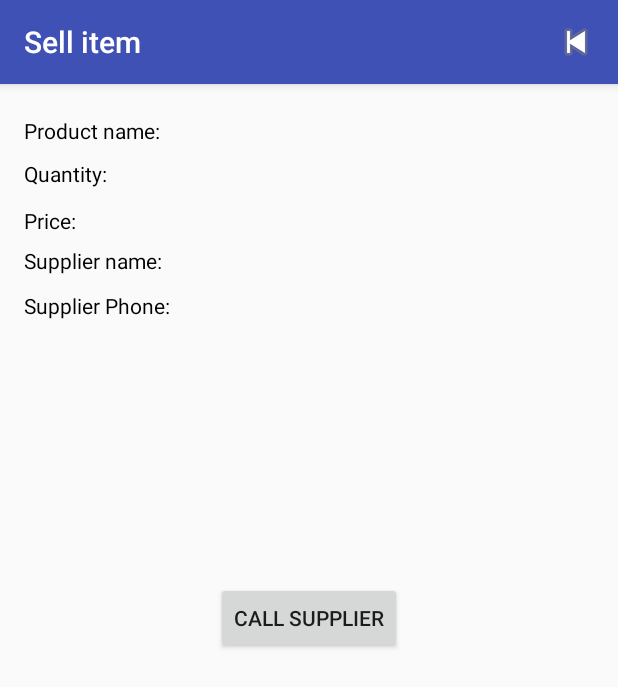
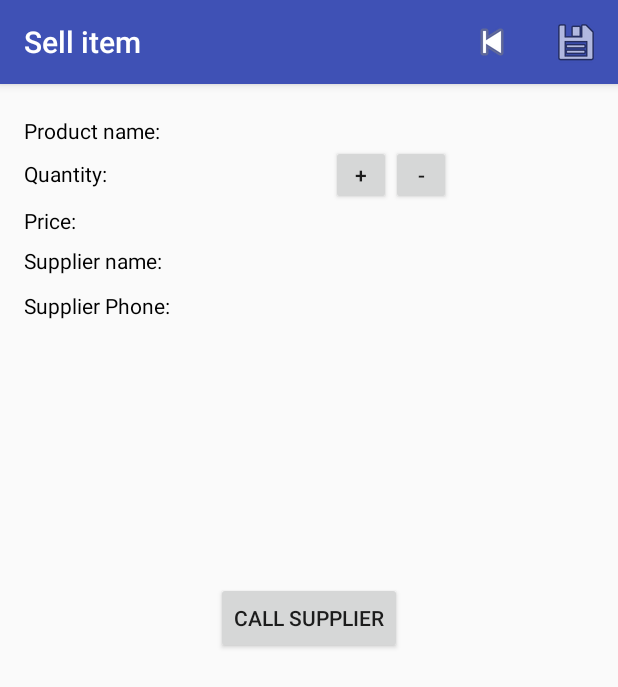
Before and after one commit to Terqy/InventoryApp, an Android app: the SalesActivity screen opened directly, with no data from a screen before it, on a phone screen of 412 x 824 dp. Shown: the top 687 px of the screen. Run offline under Robolectric (Android 15) with nearby library versions, the phone set to English and light mode, and no system bars.

Commit message:
More changes

```diff
--- a/app/src/main/java/com/example/android/inventoryapp/SalesActivity.java
+++ b/app/src/main/java/com/example/android/inventoryapp/SalesActivity.java
@@ -27,9 +27,7 @@ public class SalesActivity extends AppCompatActivity implements LoaderManager.Lo
     private static final int EXISTING_LOADER = 0;
 
     private int productPrice;
-    private int finalPrice;
     private int itemQuantity;
-    private int orderQuantity;
     private int phoneNumber;
 
     private Boolean mItemHasChanged = false;
@@ -48,7 +46,7 @@ public class SalesActivity extends AppCompatActivity implements LoaderManager.Lo
     TextView productSupplierName;
     TextView productSupplierPhone;
 
-    Button callSupplier;
+    Button callSupplier, plussButton, minusButton;
 
     private View.OnTouchListener mTouchListener = new View.OnTouchListener() {
         @Override
@@ -96,6 +94,31 @@ public class SalesActivity extends AppCompatActivity implements LoaderManager.Lo
             }
         });
 
+        plussButton = (Button) findViewById(R.id.pluss_button_detailed_view);
+        plussButton.setOnClickListener(new View.OnClickListener() {
+            @Override
+            public void onClick(View view) {
+                itemQuantity += 1;
+                productQuantity.setText(String.valueOf(itemQuantity));
+            }
+        });
+
+        minusButton = (Button) findViewById(R.id.minus_button_detailed_view);
+        minusButton.setOnClickListener(new View.OnClickListener() {
+            @Override
+            public void onClick(View view) {
+                itemQuantity -= 1;
+                productQuantity.setText(String.valueOf(itemQuantity));
+            }
+        });
+    }
+
+    public void updateItemQuantity() {
+        ItemDbHelper dbHelper = new ItemDbHelper(this);
+        SQLiteDatabase db = dbHelper.getWritableDatabase();
+        ContentValues values = new ContentValues();
+        values.put(ItemContract.ItemEntry.COLUMN_QUANTITY, itemQuantity);
+        getContentResolver().update(ItemContract.ItemEntry.CONTENT_URI, values, null, null);
     }
 
     @Override
@@ -110,6 +133,10 @@ public class SalesActivity extends AppCompatActivity implements LoaderManager.Lo
             case R.id.sale_back_button:
                 Intent i = new Intent(SalesActivity.this, SalesList.class);
                 startActivity(i);
+                return true;
+
+            case R.id.save_quantity_button:
+                updateItemQuantity();
                 return true;
         }
         return super.onOptionsItemSelected(item);
--- a/app/src/main/res/layout/activity_sales.xml
+++ b/app/src/main/res/layout/activity_sales.xml
@@ -125,4 +125,22 @@
         android:layout_centerInParent="true"
         android:text="Call supplier" />
 
+    <Button
+        android:id="@+id/pluss_button_detailed_view"
+        android:layout_width="40dp"
+        android:layout_height="40dp"
+        android:layout_alignParentEnd="true"
+        android:layout_below="@+id/product_name_sales_category"
+        android:layout_marginEnd="151dp"
+        android:text="+" />
+
+    <Button
+        android:id="@+id/minus_button_detailed_view"
+        android:layout_width="40dp"
+        android:layout_height="40dp"
+        android:layout_below="@+id/product_name_sales_category"
+        android:layout_marginStart="-151dp"
+        android:layout_toEndOf="@+id/pluss_button_detailed_view"
+        android:text="-" />
+
 </RelativeLayout>
--- a/app/src/main/res/menu/menu_sales_activity.xml
+++ b/app/src/main/res/menu/menu_sales_activity.xml
@@ -8,4 +8,11 @@
         android:icon="@android:drawable/ic_media_previous"
         app:showAsAction="always">
     </item>
+
+    <item
+        android:id="@+id/save_quantity_button"
+        android:title="Save"
+        android:icon="@android:drawable/ic_menu_save"
+        app:showAsAction="always">
+    </item>
 </menu>
```
